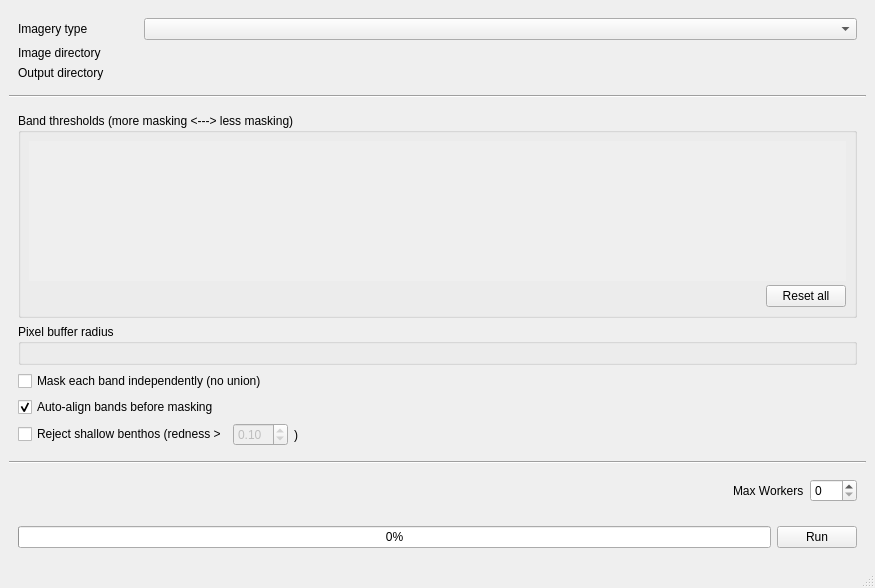
Qt form src/gui/resources/gui.ui (wogreene/GlintMaskGenerator) before a commit.
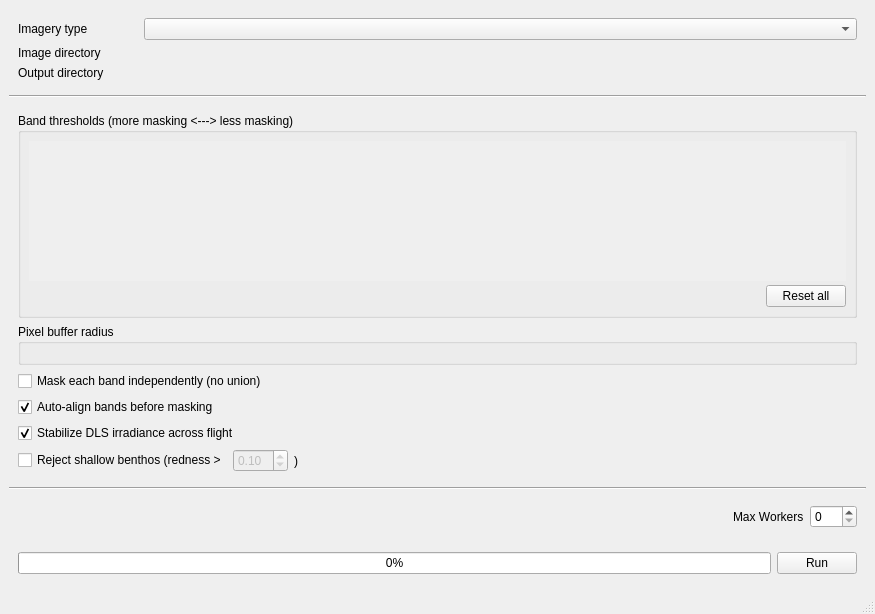
The same form after that commit. Custom widgets are drawn as their Qt base class.

What changed in the file:
```diff
--- a/src/gui/resources/gui.ui
+++ b/src/gui/resources/gui.ui
@@ -293,6 +293,19 @@
           </property>
          </widget>
         </item>
+        <item>
+         <widget class="QCheckBox" name="stabilize_irradiance_checkbox">
+          <property name="text">
+           <string>Stabilize DLS irradiance across flight</string>
+          </property>
+          <property name="toolTip">
+           <string>When checked, captures whose downwelling light sensor was tilted away from the sun (common on alternating flight lines with a low sun) get their irradiance interpolated from captures in the same flight that had usable sun-sensor geometry, instead of using their own unreliable reading. Prevents whole flight lines coming out fully masked or not masked at all. MicaSense sensors only.</string>
+          </property>
+          <property name="checked">
+           <bool>true</bool>
+          </property>
+         </widget>
+        </item>
         <item>
          <widget class="QWidget" name="redness_widget" native="true">
           <layout class="QHBoxLayout" name="redness_layout">
```
